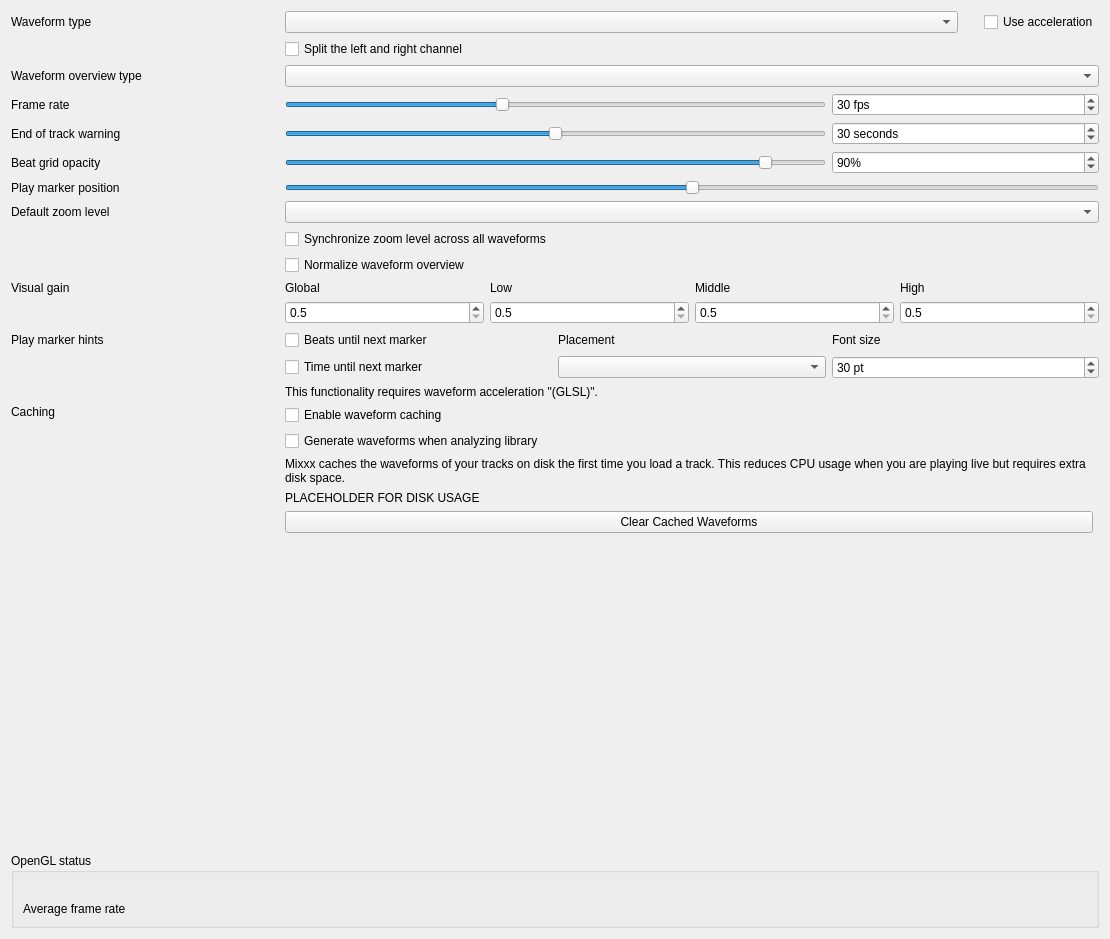
Above: src/preferences/dialog/dlgprefwaveformdlg.ui from mixxxdj/mixxx before the change. Below: the same form after it.
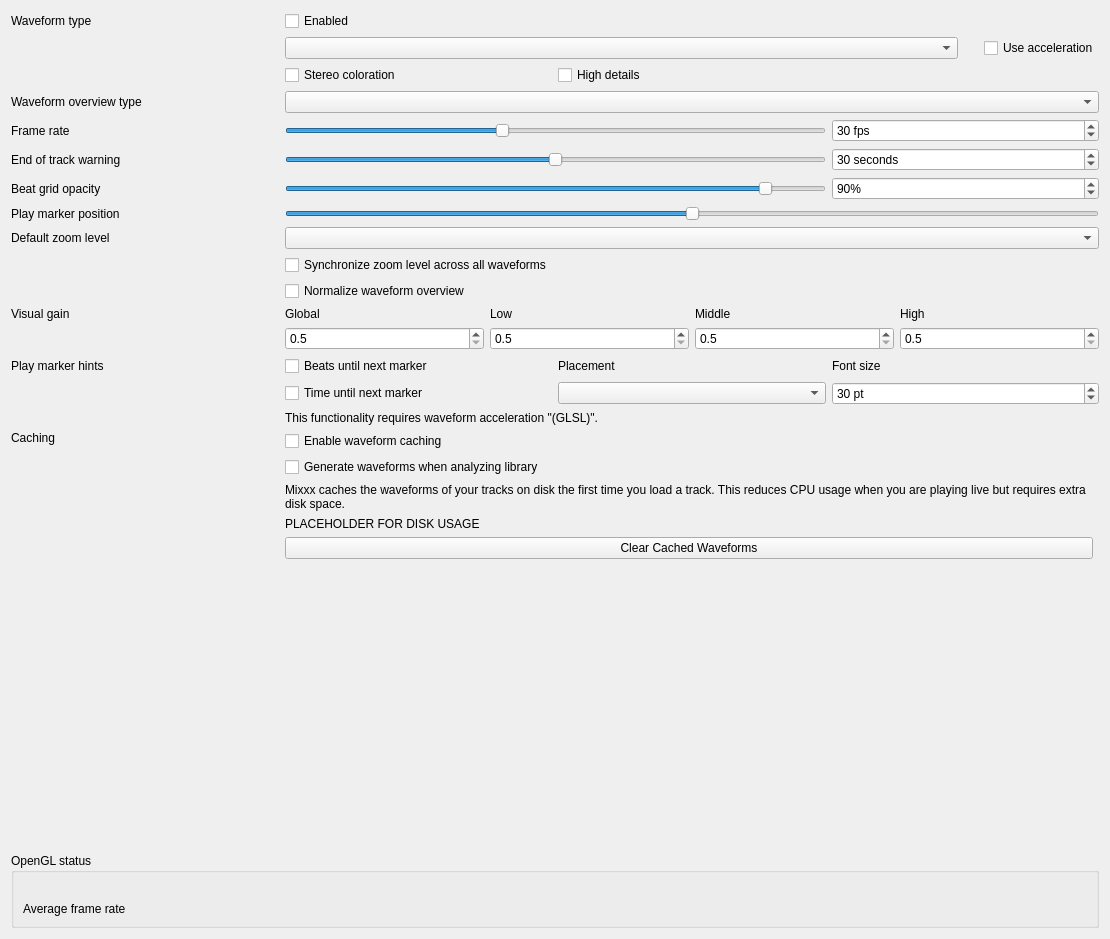
That is the form after the change.

Commit message: Add waveform option detection and change UI

```diff
--- a/src/preferences/dialog/dlgprefwaveformdlg.ui
+++ b/src/preferences/dialog/dlgprefwaveformdlg.ui
@@ -16,81 +16,19 @@
   <layout class="QGridLayout" name="gridLayout">
    <item row="0" column="0">
     <layout class="QGridLayout" name="gridLayout_2">
-     <item row="9" column="1" colspan="3">
-      <widget class="QCheckBox" name="synchronizeZoomCheckBox">
-       <property name="toolTip">
-        <string>Synchronize zoom level across all waveform displays.</string>
-       </property>
-       <property name="text">
-        <string>Synchronize zoom level across all waveforms</string>
-       </property>
-      </widget>
+     <item row="10" column="1" colspan="3">
+      <widget class="QComboBox" name="defaultZoomComboBox"/>
      </item>
-     <item row="16" column="1" colspan="2">
-      <widget class="QLabel" name="requiresGLSLLabel">
-       <property name="text">
-        <string>This functionality requires waveform acceleration &quot;(GLSL)&quot;.</string>
-       </property>
-       <property name="alignment">
-        <set>Qt::AlignLeading|Qt::AlignLeft|Qt::AlignVCenter</set>
-       </property>
-      </widget>
-     </item>
-     <item row="6" column="3">
-      <widget class="QSpinBox" name="beatGridAlphaSpinBox">
-       <property name="toolTip">
-        <string>Set amount of opacity on beat grid lines.</string>
-       </property>
-       <property name="suffix">
-        <string>%</string>
-       </property>
-       <property name="maximum">
-        <number>100</number>
-       </property>
-       <property name="value">
-        <number>90</number>
-       </property>
-      </widget>
-     </item>
-     <item row="13" column="3">
-      <widget class="QLabel" name="untilMarkTextPointSizeLabel">
-       <property name="text">
-        <string>Font size</string>
-       </property>
-       <property name="alignment">
-        <set>Qt::AlignLeading|Qt::AlignLeft|Qt::AlignVCenter</set>
-       </property>
-       <property name="buddy">
-        <cstring>untilMarkTextPointSizeSpinBox</cstring>
-       </property>
-      </widget>
-     </item>
-     <item row="14" column="2">
-      <widget class="QComboBox" name="untilMarkAlignComboBox"/>
-     </item>
-     <item row="4" column="3">
-      <widget class="QSpinBox" name="frameRateSpinBox">
+     <item row="8" column="0">
+      <widget class="QLabel" name="BeatgridWaveform">
        <property name="toolTip">
         <string/>
        </property>
-       <property name="suffix">
-        <string> fps</string>
+       <property name="midLineWidth">
+        <number>6</number>
        </property>
-       <property name="minimum">
-        <number>10</number>
-       </property>
-       <property name="maximum">
-        <number>60</number>
-       </property>
-       <property name="value">
-        <number>30</number>
-       </property>
-      </widget>
-     </item>
-     <item row="13" column="2">
-      <widget class="QLabel" name="untilMarkAlignLabel">
        <property name="text">
-        <string>Placement</string>
+        <string>Beat grid opacity</string>
        </property>
        <property name="alignment">
         <set>Qt::AlignLeading|Qt::AlignLeft|Qt::AlignVCenter</set>
@@ -100,42 +38,7 @@
        </property>
       </widget>
      </item>
-     <item row="0" column="0">
-      <widget class="QLabel" name="waveformTypeLabel">
-       <property name="sizePolicy">
-        <sizepolicy hsizetype="Preferred" vsizetype="Preferred">
-         <horstretch>0</horstretch>
-         <verstretch>0</verstretch>
-        </sizepolicy>
-       </property>
-       <property name="toolTip">
-        <string extracomment="The big waveform summary shows the waveform envelope of the track near the current playback position."/>
-       </property>
-       <property name="text">
-        <string>Waveform type</string>
-       </property>
-       <property name="alignment">
-        <set>Qt::AlignLeading|Qt::AlignLeft|Qt::AlignVCenter</set>
-       </property>
-       <property name="buddy">
-        <cstring>waveformTypeComboBox</cstring>
-       </property>
-      </widget>
-     </item>
-     <item row="4" column="0">
-      <widget class="QLabel" name="frameRateLabel">
-       <property name="text">
-        <string>Frame rate</string>
-       </property>
-       <property name="alignment">
-        <set>Qt::AlignLeading|Qt::AlignLeft|Qt::AlignVCenter</set>
-       </property>
-       <property name="buddy">
-        <cstring>frameRateSlider</cstring>
-       </property>
-      </widget>
-     </item>
-     <item row="4" column="1" colspan="2">
+     <item row="6" column="1" colspan="2">
       <widget class="QSlider" name="frameRateSlider">
        <property name="sizePolicy">
         <sizepolicy hsizetype="Preferred" vsizetype="Fixed">
@@ -163,65 +66,81 @@
        </property>
       </widget>
      </item>
-     <item row="0" column="1" colspan="3">
-      <layout class="QHBoxLayout" name="horizontalLayout">
-       <item>
-        <widget class="QComboBox" name="waveformTypeComboBox">
-         <property name="toolTip">
-          <string>The waveform shows the waveform envelope of the track near the current playback position.
-Select from different types of displays for the waveform, which differ primarily in the level of detail shown in the waveform.</string>
+     <item row="10" column="0">
+      <widget class="QLabel" name="defaultZoomLabel">
+       <property name="text">
+        <string extracomment="Waveform zoom">Default zoom level</string>
+       </property>
+       <property name="alignment">
+        <set>Qt::AlignLeading|Qt::AlignLeft|Qt::AlignVCenter</set>
+       </property>
+       <property name="buddy">
+        <cstring>defaultZoomComboBox</cstring>
+       </property>
+      </widget>
+     </item>
+     <item row="19" column="1" colspan="3">
+      <layout class="QGridLayout" name="cachingGridLayout">
+       <item row="4" column="0">
+        <widget class="QPushButton" name="clearCachedWaveforms">
+         <property name="text">
+          <string>Clear Cached Waveforms</string>
          </property>
         </widget>
        </item>
-       <item>
-        <spacer name="horizontalSpacer">
-         <property name="orientation">
-          <enum>Qt::Horizontal</enum>
+       <item row="2" column="0" colspan="2">
+        <widget class="QLabel" name="waveformCachingInfo">
+         <property name="text">
+          <string>Mixxx caches the waveforms of your tracks on disk the first time you load a track. This reduces CPU usage when you are playing live but requires extra disk space.</string>
          </property>
-         <property name="sizeType">
-          <enum>QSizePolicy::Maximum</enum>
+         <property name="wordWrap">
+          <bool>true</bool>
          </property>
-         <property name="sizeHint" stdset="0">
-          <size>
-           <width>20</width>
-           <height>20</height>
-          </size>
-         </property>
-        </spacer>
+        </widget>
        </item>
-       <item>
-        <widget class="QCheckBox" name="useAccelerationCheckBox">
+       <item row="3" column="0">
+        <widget class="QLabel" name="waveformDiskUsage">
          <property name="sizePolicy">
-          <sizepolicy hsizetype="Maximum" vsizetype="Fixed">
+          <sizepolicy hsizetype="Expanding" vsizetype="Minimum">
            <horstretch>0</horstretch>
            <verstretch>0</verstretch>
           </sizepolicy>
          </property>
          <property name="text">
-          <string>Use acceleration</string>
+          <string notr="true">PLACEHOLDER FOR DISK USAGE</string>
+         </property>
+         <property name="wordWrap">
+          <bool>true</bool>
+         </property>
+        </widget>
+       </item>
+       <item row="0" column="0" colspan="2">
+        <widget class="QCheckBox" name="enableWaveformCaching">
+         <property name="text">
+          <string>Enable waveform caching</string>
+         </property>
+        </widget>
+       </item>
+       <item row="1" column="0" colspan="2">
+        <widget class="QCheckBox" name="enableWaveformGenerationWithAnalysis">
+         <property name="text">
+          <string>Generate waveforms when analyzing library</string>
          </property>
         </widget>
        </item>
       </layout>
      </item>
-     <item row="17" column="0">
-      <widget class="QLabel" name="cachedWaveforms">
+     <item row="15" column="0">
+      <widget class="QLabel" name="untilMarkLabel">
        <property name="text">
-        <string>Caching</string>
+        <string>Play marker hints</string>
        </property>
        <property name="alignment">
-        <set>Qt::AlignLeading|Qt::AlignLeft|Qt::AlignTop</set>
+        <set>Qt::AlignLeading|Qt::AlignLeft|Qt::AlignVCenter</set>
        </property>
       </widget>
      </item>
-     <item row="7" column="0">
-      <widget class="QLabel" name="label">
-       <property name="text">
-        <string>Play marker position</string>
-       </property>
-      </widget>
-     </item>
-     <item row="19" column="0" colspan="4">
+     <item row="21" column="0" colspan="4">
       <widget class="QGroupBox" name="openGLStatus">
        <property name="title">
         <string>OpenGL status</string>
@@ -275,84 +194,175 @@
        </layout>
       </widget>
      </item>
-     <item row="17" column="1" colspan="3">
-      <layout class="QGridLayout" name="cachingGridLayout">
-       <item row="4" column="0">
-        <widget class="QPushButton" name="clearCachedWaveforms">
-         <property name="text">
-          <string>Clear Cached Waveforms</string>
-         </property>
-        </widget>
-       </item>
-       <item row="2" column="0" colspan="2">
-        <widget class="QLabel" name="waveformCachingInfo">
-         <property name="text">
-          <string>Mixxx caches the waveforms of your tracks on disk the first time you load a track. This reduces CPU usage when you are playing live but requires extra disk space.</string>
-         </property>
-         <property name="wordWrap">
-          <bool>true</bool>
-         </property>
-        </widget>
-       </item>
-       <item row="3" column="0">
-        <widget class="QLabel" name="waveformDiskUsage">
-         <property name="sizePolicy">
-          <sizepolicy hsizetype="Expanding" vsizetype="Minimum">
-           <horstretch>0</horstretch>
-           <verstretch>0</verstretch>
-          </sizepolicy>
-         </property>
-         <property name="text">
-          <string notr="true">PLACEHOLDER FOR DISK USAGE</string>
-         </property>
-         <property name="wordWrap">
-          <bool>true</bool>
-         </property>
-        </widget>
-       </item>
-       <item row="0" column="0" colspan="2">
-        <widget class="QCheckBox" name="enableWaveformCaching">
-         <property name="text">
-          <string>Enable waveform caching</string>
-         </property>
-        </widget>
-       </item>
-       <item row="1" column="0" colspan="2">
-        <widget class="QCheckBox" name="enableWaveformGenerationWithAnalysis">
-         <property name="text">
-          <string>Generate waveforms when analyzing library</string>
-         </property>
-        </widget>
-       </item>
-      </layout>
+     <item row="19" column="0">
+      <widget class="QLabel" name="cachedWaveforms">
+       <property name="text">
+        <string>Caching</string>
+       </property>
+       <property name="alignment">
+        <set>Qt::AlignLeading|Qt::AlignLeft|Qt::AlignTop</set>
+       </property>
+      </widget>
      </item>
-     <item row="3" column="0">
-      <widget class="QLabel" name="waveformOverviewLabel">
+     <item row="7" column="0">
+      <widget class="QLabel" name="endOfTrackWarningTimeLabel">
+       <property name="text">
+        <string>End of track warning</string>
+       </property>
+       <property name="alignment">
+        <set>Qt::AlignLeading|Qt::AlignLeft|Qt::AlignVCenter</set>
+       </property>
+       <property name="buddy">
+        <cstring>endOfTrackWarningTimeSlider</cstring>
+       </property>
+      </widget>
+     </item>
+     <item row="9" column="0">
+      <widget class="QLabel" name="label">
+       <property name="text">
+        <string>Play marker position</string>
+       </property>
+      </widget>
+     </item>
+     <item row="14" column="0">
+      <widget class="QLabel" name="visualGainLabel">
+       <property name="text">
+        <string>Visual gain</string>
+       </property>
+       <property name="alignment">
+        <set>Qt::AlignLeading|Qt::AlignLeft|Qt::AlignTop</set>
+       </property>
+       <property name="buddy">
+        <cstring>allVisualGain</cstring>
+       </property>
+      </widget>
+     </item>
+     <item row="18" column="1" colspan="2">
+      <widget class="QLabel" name="requiresGLSLLabel">
+       <property name="text">
+        <string>This functionality requires waveform acceleration &quot;(GLSL)&quot;.</string>
+       </property>
+       <property name="alignment">
+        <set>Qt::AlignLeading|Qt::AlignLeft|Qt::AlignVCenter</set>
+       </property>
+      </widget>
+     </item>
+     <item row="20" column="1">
+      <spacer name="verticalSpacer">
+       <property name="orientation">
+        <enum>Qt::Vertical</enum>
+       </property>
+       <property name="sizeHint" stdset="0">
+        <size>
+         <width>20</width>
+         <height>40</height>
+        </size>
+       </property>
+      </spacer>
+     </item>
+     <item row="11" column="1" colspan="3">
+      <widget class="QCheckBox" name="synchronizeZoomCheckBox">
        <property name="toolTip">
         <string extracomment="The smaller, zoomed-out version of the waveform shows the various markers within the track as well as the waveform envelope of the entire track."/>
        </property>
        <property name="text">
-        <string>Waveform overview type</string>
+        <string>Synchronize zoom level across all waveforms</string>
+       </property>
+      </widget>
+     </item>
+     <item row="7" column="1" colspan="2">
+      <widget class="QSlider" name="endOfTrackWarningTimeSlider">
+       <property name="sizePolicy">
+        <sizepolicy hsizetype="Preferred" vsizetype="Fixed">
+         <horstretch>0</horstretch>
+         <verstretch>0</verstretch>
+        </sizepolicy>
+       </property>
+       <property name="maximumSize">
+        <size>
+         <width>16777215</width>
+         <height>16777215</height>
+        </size>
+       </property>
+       <property name="minimum">
+        <number>0</number>
+       </property>
+       <property name="maximum">
+        <number>60</number>
+       </property>
+       <property name="value">
+        <number>30</number>
+       </property>
+       <property name="orientation">
+        <enum>Qt::Horizontal</enum>
+       </property>
+      </widget>
+     </item>
+     <item row="15" column="3">
+      <widget class="QLabel" name="untilMarkTextPointSizeLabel">
+       <property name="text">
+        <string>Font size</string>
+       </property>
+       <property name="alignment">
+        <set>Qt::AlignLeading|Qt::AlignLeft|Qt::AlignVCenter</set>
+       </property>
+       <property name="buddy">
+        <cstring>untilMarkTextPointSizeSpinBox</cstring>
+       </property>
+      </widget>
+     </item>
+     <item row="5" column="1" colspan="3">
+      <widget class="QComboBox" name="waveformOverviewComboBox">
+       <property name="toolTip">
+        <string>The waveform overview shows the waveform envelope of the entire track.
+Select from different types of displays for the waveform overview, which differ primarily in the level of detail shown in the waveform.</string>
        </property>
       </widget>
      </item>
      <item row="6" column="0">
-      <widget class="QLabel" name="BeatgridWaveform">
-       <property name="toolTip">
-        <string/>
-       </property>
-       <property name="midLineWidth">
-        <number>6</number>
-       </property>
+      <widget class="QLabel" name="frameRateLabel">
        <property name="text">
-        <string>Beat grid opacity</string>
+        <string>Frame rate</string>
        </property>
        <property name="alignment">
         <set>Qt::AlignLeading|Qt::AlignLeft|Qt::AlignVCenter</set>
        </property>
       </widget>
      </item>
-     <item row="12" column="1" colspan="3">
+     <item row="16" column="1">
+      <widget class="QCheckBox" name="untilMarkShowTimeCheckBox">
+       <property name="text">
+        <string>Time until next marker</string>
+       </property>
+      </widget>
+     </item>
+     <item row="7" column="3">
+      <widget class="QSpinBox" name="endOfTrackWarningTimeSpinBox">
+       <property name="toolTip">
+        <string>Highlight the waveforms when the last seconds of a track remains.</string>
+       </property>
+       <property name="suffix">
+        <string> seconds</string>
+       </property>
+       <property name="minimum">
+        <number>0</number>
+       </property>
+       <property name="maximum">
+        <number>60</number>
+       </property>
+       <property name="value">
+        <number>30</number>
+       </property>
+      </widget>
+     </item>
+     <item row="15" column="1">
+      <widget class="QCheckBox" name="untilMarkShowBeatsCheckBox">
+       <property name="text">
+        <string>Beats until next marker</string>
+       </property>
+      </widget>
+     </item>
+     <item row="14" column="1" colspan="3">
       <layout class="QGridLayout" name="gridLayout_3">
        <item row="1" column="2">
         <widget class="QDoubleSpinBox" name="midVisualGain">
@@ -484,38 +494,14 @@
        </item>
       </layout>
      </item>
-     <item row="7" column="1" colspan="3">
-      <widget class="QSlider" name="playMarkerPositionSlider">
-       <property name="sizePolicy">
-        <sizepolicy hsizetype="Preferred" vsizetype="Fixed">
-         <horstretch>0</horstretch>
-         <verstretch>0</verstretch>
-        </sizepolicy>
-       </property>
-       <property name="maximumSize">
-        <size>
-         <width>16777215</width>
-         <height>16777215</height>
-        </size>
-       </property>
-       <property name="toolTip">
-        <string>Moves the play marker position on the waveforms to the left, right or center (default).</string>
-       </property>
-       <property name="minimum">
-        <number>0</number>
-       </property>
-       <property name="maximum">
-        <number>100</number>
-       </property>
-       <property name="value">
-        <number>50</number>
-       </property>
-       <property name="orientation">
-        <enum>Qt::Horizontal</enum>
+     <item row="3" column="1">
+      <widget class="QCheckBox" name="splitLeftRightCheckBox">
+       <property name="text">
+        <string>Stereo coloration</string>
        </property>
       </widget>
      </item>
-     <item row="6" column="1" colspan="2">
+     <item row="8" column="1" colspan="2">
       <widget class="QSlider" name="beatGridAlphaSlider">
        <property name="maximum">
         <number>100</number>
@@ -528,53 +514,74 @@
        </property>
       </widget>
      </item>
-     <item row="14" column="1">
-      <widget class="QCheckBox" name="untilMarkShowTimeCheckBox">
+     <item row="8" column="3">
+      <widget class="QSpinBox" name="beatGridAlphaSpinBox">
+       <property name="toolTip">
+        <string>Set amount of opacity on beat grid lines.</string>
+       </property>
+       <property name="suffix">
+        <string>%</string>
+       </property>
+       <property name="maximum">
+        <number>100</number>
+       </property>
+       <property name="value">
+        <number>90</number>
+       </property>
+      </widget>
+     </item>
+     <item row="6" column="3">
+      <widget class="QSpinBox" name="frameRateSpinBox">
+       <property name="toolTip">
+        <string/>
+       </property>
+       <property name="suffix">
+        <string> fps</string>
+       </property>
+       <property name="minimum">
+        <number>10</number>
+       </property>
+       <property name="maximum">
+        <number>60</number>
+       </property>
+       <property name="value">
+        <number>30</number>
+       </property>
+      </widget>
+     </item>
+     <item row="0" column="0">
+      <widget class="QLabel" name="waveformTypeLabel">
+       <property name="sizePolicy">
+        <sizepolicy hsizetype="Preferred" vsizetype="Preferred">
+         <horstretch>0</horstretch>
+         <verstretch>0</verstretch>
+        </sizepolicy>
+       </property>
+       <property name="toolTip">
+        <string extracomment="The big waveform summary shows the waveform envelope of the track near the current playback position."/>
+       </property>
        <property name="text">
-        <string>Time until next marker</string>
+        <string>Waveform type</string>
+       </property>
+       <property name="alignment">
+        <set>Qt::AlignLeading|Qt::AlignLeft|Qt::AlignVCenter</set>
+       </property>
+       <property name="buddy">
+        <cstring>waveformTypeComboBox</cstring>
        </property>
       </widget>
      </item>
-     <item row="11" column="1">
+     <item row="13" column="1">
       <widget class="QCheckBox" name="normalizeOverviewCheckBox">
        <property name="text">
         <string>Normalize waveform overview</string>
        </property>
       </widget>
      </item>
-     <item row="5" column="3">
-      <widget class="QSpinBox" name="endOfTrackWarningTimeSpinBox">
-       <property name="toolTip">
-        <string>Highlight the waveforms when the last seconds of a track remains.</string>
-       </property>
-       <property name="suffix">
-        <string> seconds</string>
-       </property>
-       <property name="minimum">
-        <number>0</number>
-       </property>
-       <property name="maximum">
-        <number>60</number>
-       </property>
-       <property name="value">
-        <number>30</number>
-       </property>
-      </widget>
-     </item>
-     <item row="13" column="0">
-      <widget class="QLabel" name="untilMarkLabel">
+     <item row="15" column="2">
+      <widget class="QLabel" name="untilMarkAlignLabel">
        <property name="text">
-        <string>Play marker hints</string>
-       </property>
-       <property name="alignment">
-        <set>Qt::AlignLeading|Qt::AlignLeft|Qt::AlignVCenter</set>
-       </property>
-      </widget>
-     </item>
-     <item row="8" column="0">
-      <widget class="QLabel" name="defaultZoomLabel">
-       <property name="text">
-        <string extracomment="Waveform zoom">Default zoom level</string>
+        <string>Placement</string>
        </property>
        <property name="alignment">
         <set>Qt::AlignLeading|Qt::AlignLeft|Qt::AlignVCenter</set>
@@ -584,17 +591,7 @@
        </property>
       </widget>
      </item>
-     <item row="13" column="1">
-      <widget class="QCheckBox" name="untilMarkShowBeatsCheckBox">
-       <property name="text">
-        <string>Beats until next marker</string>
-       </property>
-      </widget>
-     </item>
-     <item row="8" column="1" colspan="3">
-      <widget class="QComboBox" name="defaultZoomComboBox"/>
-     </item>
-     <item row="14" column="3">
+     <item row="16" column="3">
       <widget class="QSpinBox" name="untilMarkTextPointSizeSpinBox">
        <property name="toolTip">
         <string/>
@@ -613,34 +610,21 @@
        </property>
       </widget>
      </item>
-     <item row="12" column="0">
-      <widget class="QLabel" name="visualGainLabel">
-       <property name="text">
-        <string>Visual gain</string>
-       </property>
-       <property name="alignment">
-        <set>Qt::AlignLeading|Qt::AlignLeft|Qt::AlignTop</set>
-       </property>
-       <property name="buddy">
-        <cstring>allVisualGain</cstring>
-       </property>
-      </widget>
-     </item>
      <item row="5" column="0">
-      <widget class="QLabel" name="endOfTrackWarningTimeLabel">
+      <widget class="QLabel" name="waveformOverviewLabel">
+       <property name="toolTip">
+        <string extracomment="The smaller, zoomed-out version of the waveform shows the various markers within the track as well as the waveform envelope of the entire track."/>
+       </property>
        <property name="text">
-        <string>End of track warning</string>
-       </property>
-       <property name="alignment">
-        <set>Qt::AlignLeading|Qt::AlignLeft|Qt::AlignVCenter</set>
-       </property>
-       <property name="buddy">
-        <cstring>endOfTrackWarningTimeSlider</cstring>
+        <string>Waveform overview type</string>
        </property>
       </widget>
      </item>
-     <item row="5" column="1" colspan="2">
-      <widget class="QSlider" name="endOfTrackWarningTimeSlider">
+     <item row="16" column="2">
+      <widget class="QComboBox" name="untilMarkAlignComboBox"/>
+     </item>
+     <item row="9" column="1" colspan="3">
+      <widget class="QSlider" name="playMarkerPositionSlider">
        <property name="sizePolicy">
         <sizepolicy hsizetype="Preferred" vsizetype="Fixed">
          <horstretch>0</horstretch>
@@ -657,44 +641,71 @@
         <number>0</number>
        </property>
        <property name="maximum">
-        <number>60</number>
+        <number>100</number>
        </property>
        <property name="value">
-        <number>30</number>
+        <number>50</number>
        </property>
        <property name="orientation">
         <enum>Qt::Horizontal</enum>
        </property>
       </widget>
      </item>
-     <item row="3" column="1" colspan="3">
-      <widget class="QComboBox" name="waveformOverviewComboBox">
-       <property name="toolTip">
-        <string>The waveform overview shows the waveform envelope of the entire track.
-Select from different types of displays for the waveform overview, which differ primarily in the level of detail shown in the waveform.</string>
+     <item row="0" column="1">
+      <widget class="QCheckBox" name="useWaveformCheckBox">
+       <property name="text">
+        <string>Enabled</string>
        </property>
       </widget>
      </item>
-     <item row="1" column="1">
-      <widget class="QCheckBox" name="splitLeftRightCheckBox">
+     <item row="2" column="1" colspan="3">
+      <layout class="QHBoxLayout" name="horizontalLayout">
+       <item>
+        <widget class="QComboBox" name="waveformTypeComboBox">
+         <property name="toolTip">
+          <string>The waveform shows the waveform envelope of the track near the current playback position.
+Select from different types of displays for the waveform, which differ primarily in the level of detail shown in the waveform.</string>
+         </property>
+        </widget>
+       </item>
+       <item>
+        <spacer name="horizontalSpacer">
+         <property name="orientation">
+          <enum>Qt::Horizontal</enum>
+         </property>
+         <property name="sizeType">
+          <enum>QSizePolicy::Maximum</enum>
+         </property>
+         <property name="sizeHint" stdset="0">
+          <size>
+           <width>20</width>
+           <height>20</height>
+          </size>
+         </property>
+        </spacer>
+       </item>
+       <item>
+        <widget class="QCheckBox" name="useAccelerationCheckBox">
+         <property name="sizePolicy">
+          <sizepolicy hsizetype="Maximum" vsizetype="Fixed">
+           <horstretch>0</horstretch>
+           <verstretch>0</verstretch>
+          </sizepolicy>
+         </property>
+         <property name="text">
+          <string>Use acceleration</string>
+         </property>
+        </widget>
+       </item>
+      </layout>
+     </item>
+     <item row="3" column="2">
+      <widget class="QCheckBox" name="highDetailsCheckBox">
        <property name="text">
-        <string>Split the left and right channel</string>
+        <string>High details</string>
        </property>
       </widget>
      </item>
-     <item row="18" column="1">
-      <spacer name="verticalSpacer">
-       <property name="orientation">
-        <enum>Qt::Vertical</enum>
-       </property>
-       <property name="sizeHint" stdset="0">
-        <size>
-         <width>20</width>
-         <height>40</height>
-        </size>
-       </property>
-      </spacer>
-     </item>
     </layout>
    </item>
   </layout>
```
Left out of the diff: 13 changed lines with no effect on the pictures. The commit also changes 11 other files.
